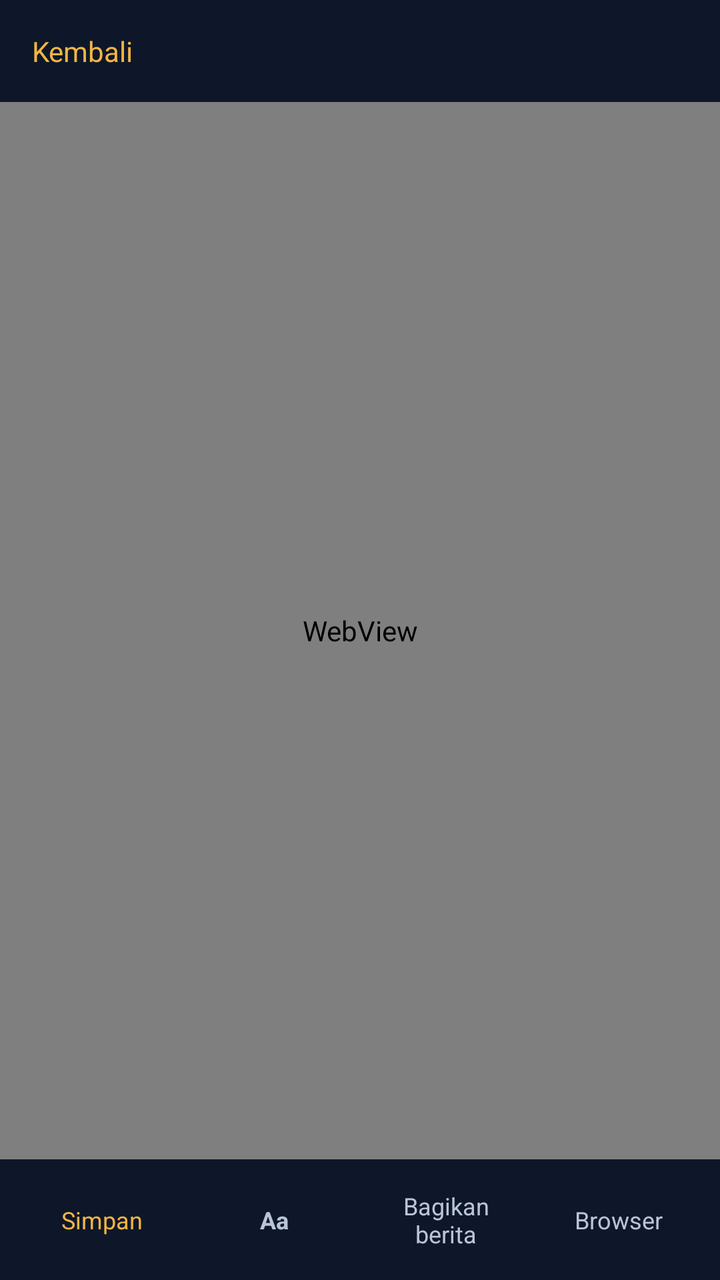
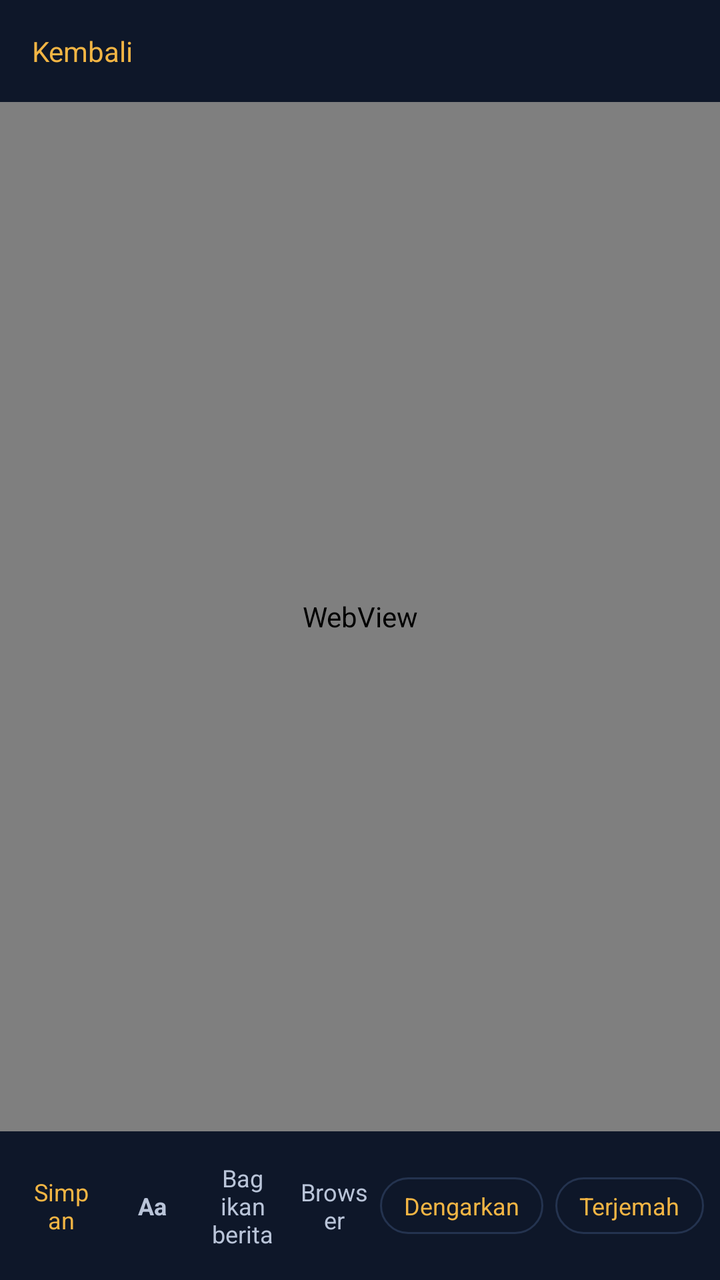

Before-and-after screenshots of an Android layout around one commit, followed by the original layout XML and the change that was made.
<!-- AndroidManifest.xml: application theme Tema -->
<!-- res/layout/activity_reader.xml -->
<?xml version="1.0" encoding="utf-8"?>
<LinearLayout xmlns:android="http://schemas.android.com/apk/res/android"
    android:id="@+id/akar"
    android:layout_width="match_parent"
    android:layout_height="match_parent"
    android:orientation="vertical"
    android:background="@color/latar">

    <LinearLayout
        android:id="@+id/kepala_reader"
        android:layout_width="match_parent"
        android:layout_height="wrap_content"
        android:background="@color/latar_lembut"
        android:gravity="center_vertical"
        android:orientation="horizontal"
        android:paddingLeft="8dp"
        android:paddingRight="10dp"
        android:paddingTop="8dp"
        android:paddingBottom="8dp">

        <TextView
            android:id="@+id/tombol_kembali"
            android:layout_width="wrap_content"
            android:layout_height="wrap_content"
            android:padding="8dp"
            android:text="@string/kembali"
            android:textColor="@color/aksen"
            android:textSize="14sp" />

        <TextView
            android:id="@+id/label_sumber"
            android:layout_width="0dp"
            android:layout_height="wrap_content"
            android:layout_weight="1"
            android:ellipsize="end"
            android:maxLines="1"
            android:textColor="@color/teks2"
            android:textSize="12sp" />
    </LinearLayout>

    <FrameLayout
        android:layout_width="match_parent"
        android:layout_height="0dp"
        android:layout_weight="1">

        <WebView
            android:id="@+id/web"
            android:layout_width="match_parent"
            android:layout_height="match_parent" />

        <ProgressBar
            android:id="@+id/muat"
            style="?android:attr/progressBarStyleHorizontal"
            android:layout_width="match_parent"
            android:layout_height="3dp"
            android:indeterminateTint="@color/aksen"
            android:visibility="gone" />
    </FrameLayout>

    <LinearLayout
        android:id="@+id/kaki_reader"
        android:layout_width="match_parent"
        android:layout_height="wrap_content"
        android:background="@color/latar_lembut"
        android:gravity="center_vertical"
        android:orientation="horizontal"
        android:paddingLeft="8dp"
        android:paddingRight="8dp"
        android:paddingTop="9dp"
        android:paddingBottom="9dp">

        <TextView
            android:id="@+id/tombol_simpan"
            android:layout_width="0dp"
            android:layout_height="wrap_content"
            android:layout_weight="1"
            android:gravity="center"
            android:padding="6dp"
            android:text="@string/simpan"
            android:textColor="@color/aksen"
            android:textSize="12sp" />

        <TextView
            android:id="@+id/tombol_ukuran"
            android:layout_width="0dp"
            android:layout_height="wrap_content"
            android:layout_weight="1"
            android:gravity="center"
            android:padding="6dp"
            android:text="@string/ukuran"
            android:textColor="@color/teks2"
            android:textSize="12sp"
            android:textStyle="bold" />

        <TextView
            android:id="@+id/tombol_bagikan"
            android:layout_width="0dp"
            android:layout_height="wrap_content"
            android:layout_weight="1"
            android:gravity="center"
            android:padding="6dp"
            android:text="@string/berbagi"
            android:textColor="@color/teks2"
            android:textSize="12sp" />

        <TextView
            android:id="@+id/tombol_browser"
            android:layout_width="0dp"
            android:layout_height="wrap_content"
            android:layout_weight="1"
            android:gravity="center"
            android:padding="6dp"
            android:text="@string/browser"
            android:textColor="@color/teks2"
            android:textSize="12sp" />
    </LinearLayout>
</LinearLayout>
<!-- resources referenced by this layout -->
<resources>
  <color name="aksen">#f2b544</color>
  <color name="latar">#0b1220</color>
  <color name="latar_lembut">#0e1729</color>
  <color name="teks2">#b9c4d8</color>
  <string name="berbagi">Bagikan berita</string>
  <string name="browser">Browser</string>
  <string name="kembali">Kembali</string>
  <string name="simpan">Simpan</string>
  <string name="ukuran">Aa</string>
  <style name="Tema" parent="@android:style/Theme.Material.NoActionBar">
          <item name="android:colorPrimary">#0B1220</item>
          <item name="android:colorPrimaryDark">#0B1220</item>
          <item name="android:colorAccent">#F2B544</item>
          <item name="android:windowBackground">#0B1220</item>
          <item name="android:statusBarColor">#0B1220</item>
          <item name="android:navigationBarColor">#0B1220</item>
          <item name="android:textColorPrimary">#E8EDF6</item>
          <item name="android:textColorSecondary">#B9C4D8</item>
      </style>
</resources>

<!-- the commit's change to res/layout/activity_reader.xml (unified diff, before → after) -->
@@ -113,5 +113,32 @@
             android:text="@string/browser"
             android:textColor="@color/teks2"
             android:textSize="12sp" />
+
+        <TextView
+            android:id="@+id/tombol_dengar"
+            android:layout_width="wrap_content"
+            android:layout_height="wrap_content"
+            android:background="@drawable/tombol_bulat"
+            android:paddingLeft="12dp"
+            android:paddingRight="12dp"
+            android:paddingTop="6dp"
+            android:paddingBottom="6dp"
+            android:text="@string/dengar"
+            android:textColor="@color/aksen"
+            android:textSize="12sp" />
+
+        <TextView
+            android:id="@+id/tombol_terjemah"
+            android:layout_width="wrap_content"
+            android:layout_height="wrap_content"
+            android:layout_marginLeft="6dp"
+            android:background="@drawable/tombol_bulat"
+            android:paddingLeft="12dp"
+            android:paddingRight="12dp"
+            android:paddingTop="6dp"
+            android:paddingBottom="6dp"
+            android:text="@string/terjemah"
+            android:textColor="@color/aksen"
+            android:textSize="12sp" />
     </LinearLayout>
 </LinearLayout>
<!-- resource entries referenced after the edit -->
@@ -4,10 +4,20 @@
   <color name="latar">#0b1220</color>
   <color name="latar_lembut">#0e1729</color>
   <color name="teks2">#b9c4d8</color>
+  <!-- drawable tombol_bulat (drawable) -->
+  <?xml version="1.0" encoding="utf-8"?>
+  <shape xmlns:android="http://schemas.android.com/apk/res/android"
+      android:shape="rectangle">
+      <solid android:color="@android:color/transparent" />
+      <corners android:radius="20dp" />
+      <stroke android:width="1dp" android:color="@color/garis" />
+  </shape>
   <string name="berbagi">Bagikan berita</string>
   <string name="browser">Browser</string>
+  <string name="dengar">Dengarkan</string>
   <string name="kembali">Kembali</string>
   <string name="simpan">Simpan</string>
+  <string name="terjemah">Terjemah</string>
   <string name="ukuran">Aa</string>
   <style name="Tema" parent="@android:style/Theme.Material.NoActionBar">
           <item name="android:colorPrimary">#0B1220</item>
@@ -19,5 +29,6 @@
           <item name="android:textColorPrimary">#E8EDF6</item>
           <item name="android:textColorSecondary">#B9C4D8</item>
       </style>
+  <color name="garis">#24334f</color>
 </resources>
 
